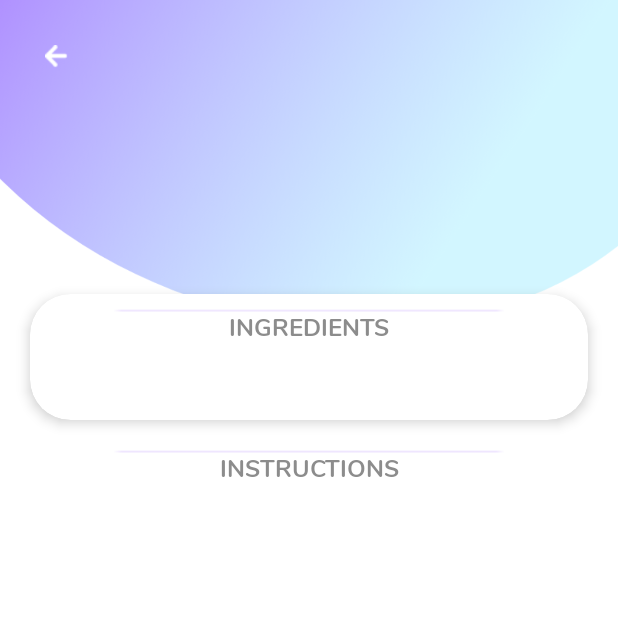
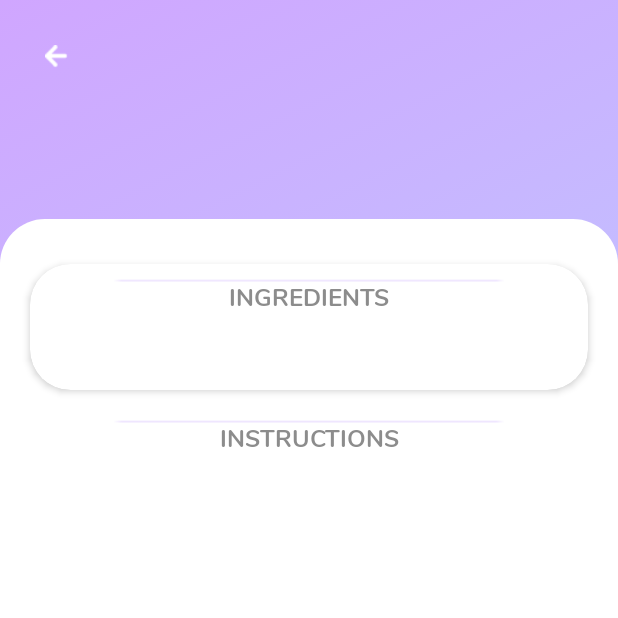
Before and after one commit to anacc12/Recipely, an Android app: the CustomMealRecipeActivity screen opened directly, with no data from a screen before it, on a phone screen of 412 x 824 dp, the top half of it. Run offline under Robolectric (Android 15) with nearby library versions, the phone set to English and light mode, and no system bars.

Commit message:
Layout changed

```diff
--- a/app/src/main/res/layout/activity_custom_meal_recipe.xml
+++ b/app/src/main/res/layout/activity_custom_meal_recipe.xml
@@ -3,7 +3,7 @@
     android:layout_width="match_parent"
     android:layout_height="match_parent"
     xmlns:app="http://schemas.android.com/apk/res-auto"
-    android:background="@drawable/custom_bg">
+    android:background="@drawable/add_recipe_gradient">
 
     <ImageButton
         android:id="@+id/back_btn"
@@ -27,10 +27,6 @@
         android:fontFamily="@font/nunito_bold"
         android:textSize="25sp"
         android:textAllCaps="true"
-        android:shadowColor="@color/text_shadow_light"
-        android:shadowDx="0"
-        android:shadowDy="3"
-        android:shadowRadius="25"
         android:textColor="@color/white"
         />
 
@@ -38,9 +34,11 @@
     <ScrollView
         android:layout_width="match_parent"
         android:layout_height="0dp"
-        android:layout_marginTop="80dp"
+        android:layout_marginTop="40dp"
         app:layout_constraintTop_toBottomOf="@id/meal_title"
         app:layout_constraintBottom_toBottomOf="parent"
+        android:background="@drawable/round_corners"
+        android:paddingTop="20dp"
         >
         <androidx.constraintlayout.widget.ConstraintLayout
             android:layout_width="match_parent"
@@ -55,7 +53,7 @@
                 android:layout_marginEnd="20dp"
                 android:clickable="true"
                 android:focusable="true"
-                app:cardElevation="5dp"
+                app:cardElevation="3dp"
                 app:cardCornerRadius="27dp"
                 android:layout_marginTop="10dp"
                 android:paddingTop="10dp"
--- a/app/src/main/res/layout/activity_main.xml
+++ b/app/src/main/res/layout/activity_main.xml
@@ -103,9 +103,9 @@
         android:orientation="vertical"
         android:scrollbars="none"
         android:translationY="-15dp"
-        android:paddingBottom="290dp"
         app:layout_constraintLeft_toLeftOf="parent"
         app:layout_constraintRight_toRightOf="parent"
         app:layout_constraintTop_toBottomOf="@+id/underline_3"
+        android:paddingBottom="340dp"
         />
     </androidx.constraintlayout.widget.ConstraintLayout>
```
